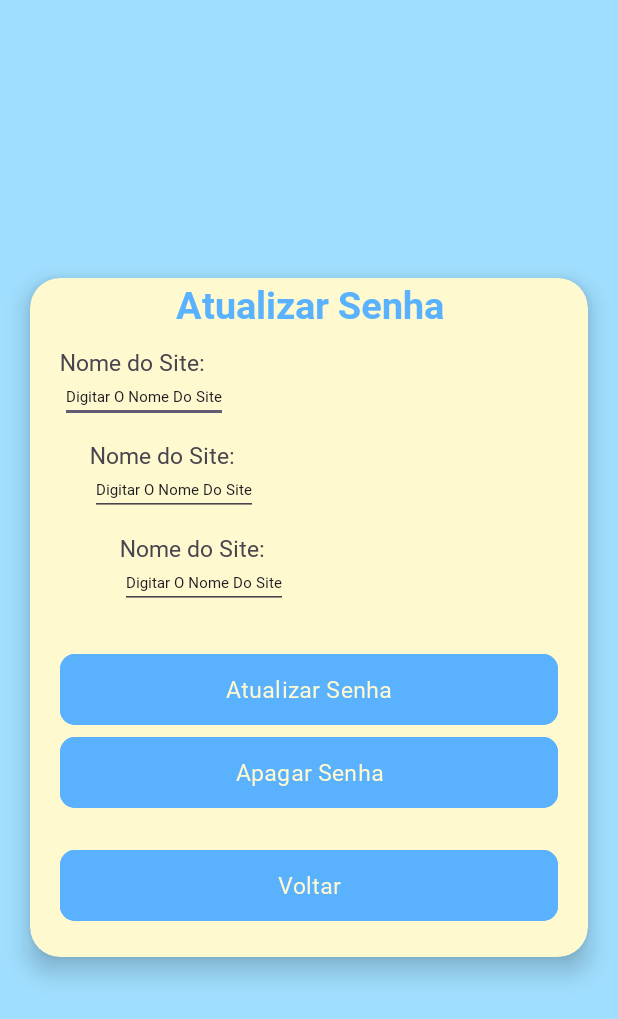
After one commit to mstewart796/MinhasSenhas, an Android app: the layout activity_update.xml on its own in the app's theme, with its tools: preview values and no code run, on a phone screen of 412 x 824 dp. The commit adds this screen. Shown: the top 1019 px of the screen. Run offline under Robolectric (Android 15) with nearby library versions, the phone set to English and light mode, and no system bars.

Commit message:
MainActivity.kt and RegisterActivity.kt now linked

```diff
--- /dev/null
+++ b/app/src/main/res/layout/activity_update.xml
@@ -0,0 +1,181 @@
+<?xml version="1.0" encoding="utf-8"?>
+<RelativeLayout xmlns:android="http://schemas.android.com/apk/res/android"
+    xmlns:app="http://schemas.android.com/apk/res-auto"
+    xmlns:tools="http://schemas.android.com/tools"
+    android:id="@+id/main"
+    android:layout_width="match_parent"
+    android:layout_height="match_parent"
+    android:background="#A0DEFF"
+    tools:context=".MainActivity">
+
+    <com.google.android.material.card.MaterialCardView
+        android:layout_width="match_parent"
+        android:layout_height="wrap_content"
+        android:layout_centerInParent="true"
+        app:strokeWidth="0dp"
+        app:cardElevation="10dp"
+        app:cardCornerRadius="20dp"
+        android:layout_marginHorizontal="20dp"
+        app:cardBackgroundColor="#FFF9D0">
+
+        <androidx.constraintlayout.widget.ConstraintLayout
+            android:layout_width="match_parent"
+            android:layout_height="wrap_content">
+
+            <TextView
+                android:id="@+id/tvAdicionarSenhas"
+                android:layout_width="match_parent"
+                android:layout_height="wrap_content"
+                android:layout_marginTop="20dp"
+                android:gravity="center"
+                android:text="@string/atualizarSenha"
+                android:fontFamily="@font/robotobold"
+                android:textColor="#5AB2FF"
+                android:textSize="25sp"
+                app:layout_constraintBaseline_toTopOf="parent"
+                />
+
+            <TextView
+                android:id="@+id/tvSite"
+                android:layout_width="wrap_content"
+                android:layout_height="wrap_content"
+                android:layout_marginStart="20dp"
+                android:layout_marginTop="5dp"
+                android:fontFamily="@font/ubuntusans"
+                android:gravity="right"
+                android:paddingTop="5dp"
+                android:textSize="15sp"
+                android:text="@string/nomeDoSite"
+                app:layout_constraintStart_toStartOf="@id/tvAdicionarSenhas"
+                app:layout_constraintTop_toBottomOf="@id/tvAdicionarSenhas" />
+
+            <EditText
+                android:id="@+id/etSite"
+                android:inputType="numberDecimal"
+                android:gravity="center_horizontal"
+                android:paddingTop="5dp"
+                android:layout_width="0dp"
+                android:layout_weight="2"
+                android:textSize="10sp"
+                android:fontFamily="@font/ubuntusans"
+                android:layout_height="wrap_content"
+                android:text="@string/digitarNomeDoSite"
+                android:hint="Digite o site"
+                app:layout_constraintStart_toStartOf="@id/tvSite"
+                app:layout_constraintTop_toBottomOf="@id/tvSite"/>
+
+            <TextView
+                android:id="@+id/tvUser"
+                android:layout_width="wrap_content"
+                android:layout_height="wrap_content"
+                android:layout_marginStart="20dp"
+                android:layout_marginTop="5dp"
+                android:fontFamily="@font/ubuntusans"
+                android:gravity="right"
+                android:paddingTop="5dp"
+                android:textSize="15sp"
+                android:text="@string/nomeDoSite"
+                app:layout_constraintStart_toStartOf="@id/etSite"
+                app:layout_constraintTop_toBottomOf="@id/etSite" />
+
+            <EditText
+                android:id="@+id/etUser"
+                android:inputType="numberDecimal"
+                android:gravity="center_horizontal"
+                android:paddingTop="5dp"
+                android:layout_width="0dp"
+                android:layout_weight="2"
+                android:textSize="10sp"
+                android:fontFamily="@font/ubuntusans"
+                android:layout_height="wrap_content"
+                android:text="@string/digitarNomeDoSite"
+                android:hint="Digite o site"
+                app:layout_constraintStart_toStartOf="@id/tvUser"
+                app:layout_constraintTop_toBottomOf="@id/tvUser"/>
+
+            <TextView
+                android:id="@+id/tvSenha"
+                android:layout_width="wrap_content"
+                android:layout_height="wrap_content"
+                android:layout_marginStart="20dp"
+                android:layout_marginTop="5dp"
+                android:fontFamily="@font/ubuntusans"
+                android:gravity="right"
+                android:paddingTop="5dp"
+                android:textSize="15sp"
+                android:text="@string/nomeDoSite"
+                app:layout_constraintStart_toStartOf="@id/etUser"
+                app:layout_constraintTop_toBottomOf="@id/etUser" />
+
+            <EditText
+                android:id="@+id/etSenha"
+                android:inputType="numberDecimal"
+                android:gravity="center_horizontal"
+                android:paddingTop="5dp"
+                android:layout_width="0dp"
+                android:layout_weight="2"
+                android:textSize="10sp"
+                android:fontFamily="@font/ubuntusans"
+                android:layout_height="wrap_content"
+                android:text="@string/digitarNomeDoSite"
+                android:hint="Digite o site"
+                app:layout_constraintStart_toStartOf="@id/tvSenha"
+                app:layout_constraintTop_toBottomOf="@id/tvSenha"/>
+
+            <com.google.android.material.button.MaterialButton
+                android:id="@+id/butaoAtualizar"
+                android:layout_width="match_parent"
+                android:layout_height="55dp"
+                android:layout_marginHorizontal="20dp"
+                android:layout_marginBottom="0dp"
+                android:backgroundTint="#5AB2FF"
+                android:fontFamily="@font/ubuntusans"
+                android:text="@string/atualizarSenha"
+                android:textColor="#FFF9D0"
+                android:textSize="15sp"
+                app:cornerRadius="10dp"
+                app:layout_constraintBottom_toBottomOf="parent"
+                app:layout_constraintTop_toBottomOf="@id/etSenha"
+                app:layout_constraintVertical_bias="0.146"
+                tools:layout_editor_absoluteX="20dp" />
+
+            <com.google.android.material.button.MaterialButton
+                android:id="@+id/butaoApagar"
+                android:layout_width="match_parent"
+                android:layout_height="55dp"
+                android:layout_marginHorizontal="20dp"
+                android:layout_marginBottom="20dp"
+                android:backgroundTint="#5AB2FF"
+                android:fontFamily="@font/ubuntusans"
+                android:text="@string/apagarSenha"
+                android:textColor="#FFF9D0"
+                android:textSize="15sp"
+                app:cornerRadius="10dp"
+                app:layout_constraintBottom_toBottomOf="parent"
+                app:layout_constraintTop_toBottomOf="@id/butaoAtualizar"
+                app:layout_constraintVertical_bias="0.0"
+                tools:layout_editor_absoluteX="24dp" />
+
+            <com.google.android.material.button.MaterialButton
+                android:id="@+id/butaoVoltar"
+                android:layout_width="match_parent"
+                android:layout_height="55dp"
+                app:cornerRadius="10dp"
+                android:fontFamily="@font/ubuntusans"
+                android:text="@string/voltar"
+                android:textColor="#FFF9D0"
+                android:textSize="15sp"
+                app:layout_constraintBottom_toBottomOf="parent"
+                android:layout_marginBottom="20dp"
+                android:layout_marginHorizontal="20dp"
+                android:backgroundTint="#5AB2FF"
+                app:layout_constraintTop_toBottomOf="@id/butaoApagar"
+                android:layout_marginTop="20dp"/>
+
+
+
+        </androidx.constraintlayout.widget.ConstraintLayout>
+
+    </com.google.android.material.card.MaterialCardView>
+
+</RelativeLayout>
--- a/app/src/main/res/values/strings.xml
+++ b/app/src/main/res/values/strings.xml
@@ -7,12 +7,20 @@
     <string name="numero">Números (0-9)</string>
     <string name="maiuscula">Maiúscula (A-Z)</string>
     <string name="especial">Caracteres Especiais</string>
-    <string name="gerar">Gerar Senhas</string>
+    <string name="gerar">Gerar Senha</string>
     <string name="tamanhoText">Tamanho da Senha:</string>
     <string name="tamanhoDigito">12</string>
     <string name="adicionarSenha">Adicionar Senha</string>
     <string name="nomeDoSite">Nome do Site:</string>
+    <string name="usuarioDoSite">Usuário:</string>
+    <string name="senhaDoSite">Senha:</string>
     <string name="digitarNomeDoSite">Digitar O Nome Do Site</string>
+    <string name="digitarNomeDoUsuario">Digitar O Nome Do Usuário</string>
+    <string name="digitarSenha">Digitar A Senha</string>
     <string name="salvarSenha">Salvar Senha</string>
+    <string name="atualizarSenha">Atualizar Senha</string>
+    <string name="atualizarApagarSenha">Atualizar ou Apagar Senha</string>
+    <string name="apagarSenha">Apagar Senha</string>
     <string name="voltar">Voltar</string>
+    <string name="verSenha">Ver Lista de Senhas</string>
 </resources>
```
